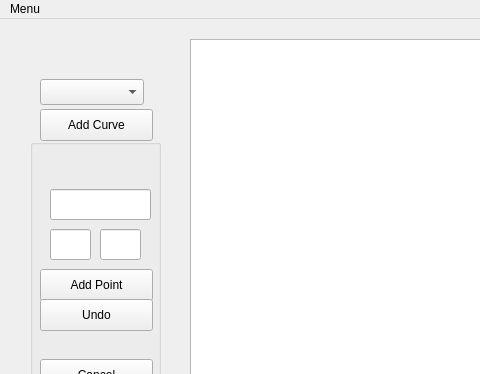
Qt form curver/ui/main_ui.ui (wiatrak2/curver) before a commit; both pictures show x 0 to 480 and y 0 to 374 of the 851 by 622 pixel window.
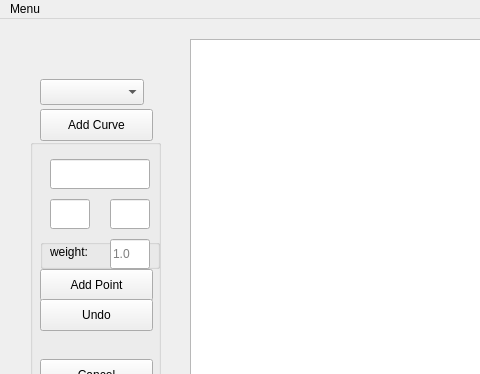
The same form after that commit.

Diff of the .ui file:
```diff
--- a/curver/ui/main_ui.ui
+++ b/curver/ui/main_ui.ui
@@ -56,9 +56,9 @@
      <property name="geometry">
       <rect>
        <x>20</x>
-       <y>90</y>
-       <width>41</width>
-       <height>31</height>
+       <y>60</y>
+       <width>40</width>
+       <height>30</height>
       </rect>
      </property>
      <property name="inputMethodHints">
@@ -71,10 +71,10 @@
      </property>
      <property name="geometry">
       <rect>
-       <x>70</x>
-       <y>90</y>
-       <width>41</width>
-       <height>31</height>
+       <x>80</x>
+       <y>60</y>
+       <width>40</width>
+       <height>30</height>
       </rect>
      </property>
     </widget>
@@ -111,9 +111,9 @@
      <property name="geometry">
       <rect>
        <x>20</x>
-       <y>50</y>
-       <width>101</width>
-       <height>31</height>
+       <y>20</y>
+       <width>100</width>
+       <height>30</height>
       </rect>
      </property>
     </widget>
@@ -143,6 +143,57 @@
       <string>Cancel</string>
      </property>
     </widget>
+    <widget class="QGroupBox" name="weightBox">
+     <property name="geometry">
+      <rect>
+       <x>10</x>
+       <y>100</y>
+       <width>120</width>
+       <height>30</height>
+      </rect>
+     </property>
+     <property name="acceptDrops">
+      <bool>false</bool>
+     </property>
+     <property name="autoFillBackground">
+      <bool>false</bool>
+     </property>
+     <property name="title">
+      <string/>
+     </property>
+     <property name="flat">
+      <bool>true</bool>
+     </property>
+     <widget class="QLineEdit" name="weightVal">
+      <property name="geometry">
+       <rect>
+        <x>70</x>
+        <y>0</y>
+        <width>40</width>
+        <height>30</height>
+       </rect>
+      </property>
+      <property name="inputMethodHints">
+       <set>Qt::ImhNone</set>
+      </property>
+      <property name="placeholderText">
+       <string>1.0</string>
+      </property>
+     </widget>
+     <widget class="QLabel" name="weightLabel">
+      <property name="geometry">
+       <rect>
+        <x>10</x>
+        <y>5</y>
+        <width>60</width>
+        <height>16</height>
+       </rect>
+      </property>
+      <property name="text">
+       <string>weight:</string>
+      </property>
+     </widget>
+    </widget>
    </widget>
    <widget class="QPushButton" name="editCurveButton">
     <property name="geometry">
```
